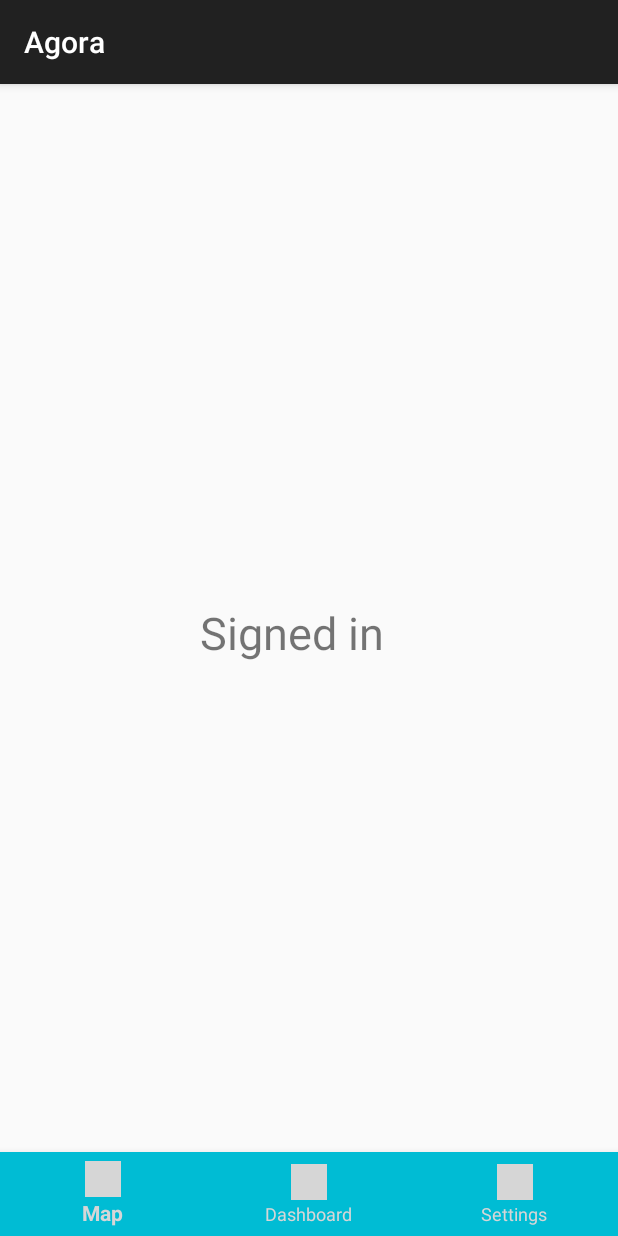
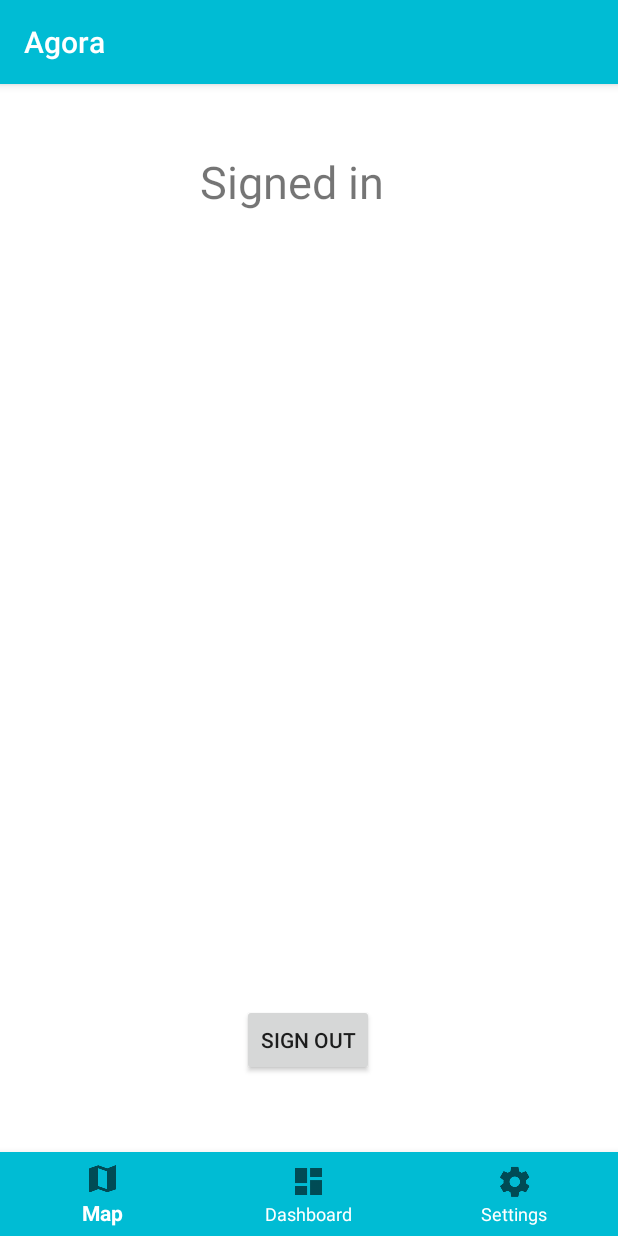
Before and after one commit to pranaymethuku/agora, an Android app: the DashboardActivity screen opened directly, with no data from a screen before it, on a phone screen of 412 x 824 dp. Run offline under Robolectric (Android 15) with nearby library versions, the phone set to English and light mode, and no system bars; 1 statement that could not run was skipped; grey boxes are pictures that could not be loaded.

Commit message:
Add icons for navigation, fix res errors

```diff
--- a/app/build.gradle
+++ b/app/build.gradle
@@ -32,5 +32,5 @@
     testImplementation 'junit:junit:4.12'
     androidTestImplementation 'com.android.support.test:runner:1.0.2'
     androidTestImplementation 'com.android.support.test.espresso:espresso-core:3.0.2'
-    implementation 'com.android.support:design:27.1.1' //Implement Support Library
+    implementation 'com.android.support:design:27.1.1'
 }
--- a/app/src/main/java/com/agora/android/agora/DashboardActivity.java
+++ b/app/src/main/java/com/agora/android/agora/DashboardActivity.java
@@ -4,19 +4,15 @@
 import android.content.Intent;
 import android.os.Bundle;
 import android.support.annotation.NonNull;
-import android.support.annotation.NonNull;
+import android.support.design.widget.BottomNavigationView;
 import android.support.v7.app.AppCompatActivity;
 import android.view.MenuItem;
 import android.view.View;
 import android.widget.Button;
 import android.widget.TextView;
 import android.widget.Toast;
-//import android.support.design.widget.BottomNavigationView;
 
 import com.google.android.gms.auth.api.signin.GoogleSignInAccount;
-import com.google.android.gms.auth.api.signin.GoogleSignInClient;
-import com.google.android.gms.tasks.OnCompleteListener;
-import com.google.android.gms.tasks.Task;
 
 public class DashboardActivity extends AppCompatActivity {
 
@@ -38,13 +34,13 @@
         super.onCreate(savedInstanceState);
         setContentView(R.layout.activity_dashboard);
 
-//        BottomNavigationView bottom_nav = (BottomNavigationView) findViewById(R.id.bottom_navigation);
-//        bottom_nav.setOnNavigationItemSelectedListener(new BottomNavigationView.OnNavigationItemSelectedListener() {
-//            @Override
-//            public boolean onNavigationItemSelected(@NonNull MenuItem item) {
-//                return false;
-//            }
-//        });
+        BottomNavigationView bottom_nav = (BottomNavigationView) findViewById(R.id.bottom_navigation);
+        bottom_nav.setOnNavigationItemSelectedListener(new BottomNavigationView.OnNavigationItemSelectedListener() {
+            @Override
+            public boolean onNavigationItemSelected(@NonNull MenuItem item) {
+                return false;
+            }
+        });
 
         GoogleSignInAccount gsiAccount = getIntent()
                 .getParcelableExtra(EXTRA_GOOGLE_ACCOUNT);
--- a/app/src/main/res/layout/activity_dashboard.xml
+++ b/app/src/main/res/layout/activity_dashboard.xml
@@ -7,7 +7,7 @@
     android:layout_height="match_parent">
 
     <TextView
-        android:id="@+id/textView"
+        android:id="@+id/welcome_message"
         android:layout_width="145dp"
         android:layout_height="77dp"
         android:layout_marginStart="8dp"
@@ -19,13 +19,35 @@
         app:layout_constraintBottom_toBottomOf="parent"
         app:layout_constraintEnd_toEndOf="parent"
         app:layout_constraintStart_toStartOf="parent"
-        app:layout_constraintTop_toTopOf="parent" />
+        app:layout_constraintTop_toTopOf="parent"
+        app:layout_constraintVertical_bias="0.054" />
+
+    <Button
+        android:id="@+id/button_sign_out"
+        android:layout_width="wrap_content"
+        android:layout_height="wrap_content"
+        android:layout_marginStart="8dp"
+        android:layout_marginTop="16dp"
+        android:layout_marginEnd="8dp"
+        android:layout_marginBottom="8dp"
+        android:text="Sign out"
+        app:layout_constraintBottom_toTopOf="@+id/bottom_navigation"
+        app:layout_constraintEnd_toEndOf="parent"
+        app:layout_constraintHorizontal_bias="0.498"
+        app:layout_constraintStart_toStartOf="parent"
+        app:layout_constraintTop_toBottomOf="@+id/welcome_message"
+        app:layout_constraintVertical_bias="0.917" />
 
     <FrameLayout
         android:id="@+id/container"
-        android:layout_width="match_parent"
-        android:layout_height="match_parent"
-        app:layout_behavior="@string/appbar_scrolling_view_behavior" />
+        android:layout_width="wrap_content"
+        android:layout_height="wrap_content"
+        android:layout_marginBottom="8dp"
+        app:layout_behavior="@string/appbar_scrolling_view_behavior"
+        app:layout_constraintBottom_toTopOf="parent"
+        app:layout_constraintEnd_toEndOf="parent"
+        app:layout_constraintStart_toStartOf="parent"
+        app:layout_constraintTop_toTopOf="parent" />
 
     <android.support.design.widget.BottomNavigationView
         android:id="@+id/bottom_navigation"
@@ -38,17 +60,7 @@
         app:layout_constraintLeft_toLeftOf="parent"
         app:layout_constraintRight_toRightOf="parent"
         app:itemBackground="@color/colorPrimary"
-        app:itemIconTint="@color/fui_bgTwitter"
-        app:itemTextColor="@color/fui_bgTwitter"
+        app:itemIconTint="@android:color/black"
+        app:itemTextColor="@android:color/primary_text_dark"
         app:menu="@menu/bottom_navigation"/>
-
-    <Button
-        android:id="@+id/button_sign_out"
-        android:layout_width="wrap_content"
-        android:layout_height="wrap_content"
-        android:layout_marginEnd="8dp"
-        android:layout_marginBottom="8dp"
-        android:text="Sign out"
-        app:layout_constraintBottom_toBottomOf="parent"
-        app:layout_constraintEnd_toEndOf="parent" />
 </android.support.constraint.ConstraintLayout>
--- a/app/src/main/res/menu/bottom_navigation.xml
+++ b/app/src/main/res/menu/bottom_navigation.xml
@@ -1,17 +1,19 @@
 <?xml version="1.0" encoding="utf-8"?>
-<menu xmlns:android="http://schemas.android.com/apk/res/android"
-    xmlns:app="http://schemas.android.com/apk/res-auto">
+<menu xmlns:tools="http://schemas.android.com/tools"
+    xmlns:android="http://schemas.android.com/apk/res/android"
+    xmlns:app="http://schemas.android.com/apk/res-auto"
+    tools:ignore="MissingDefaultResource">
 
     <item
         android:id="@+id/nav_map"
         android:title="Map"
-        android:icon="@drawable/map_icon" />
+        android:icon="@drawable/ic_map" />
     <item
         android:id="@+id/nav_dashboard"
         android:title="Dashboard"
-        android:icon="@drawable/dash_icon"/>
+        android:icon="@drawable/ic_dashboard"/>
     <item
         android:id="@+id/nav_settings"
         android:title="Settings"
-        android:icon="@drawable/settings_icon" />
+        android:icon="@drawable/ic_settings" />
 </menu>
--- a/app/src/main/res/values/colors.xml
+++ b/app/src/main/res/values/colors.xml
@@ -1,7 +1,9 @@
 <?xml version="1.0" encoding="utf-8"?>
 <resources>
     <color name="colorPrimary">#00bcd4</color>
-    <color name="colorPrimaryDark">#f0efef</color>
-    <color name="colorAccent">#e600ff</color>
+    <color name="colorPrimaryDark">#000000</color>
+    <color name="colorAccent">#0091ea</color>
     <color name="background_material_light">#c9fde6</color>
+    <color name="primary_material_dark">#00bcd4</color>
+    <color name="primary_dark_material_dark">#000000</color>
 </resources>
--- a/app/src/main/res/values/styles.xml
+++ b/app/src/main/res/values/styles.xml
@@ -4,6 +4,9 @@
     <style name="AppTheme" parent="Theme.AppCompat.Light.DarkActionBar">
         <!-- Customize your theme here. -->
 
+        <item name="android:textColorPrimaryInverse">@color/colorPrimaryDark</item>
+        <item name="android:windowBackground">@android:color/background_light</item>
+        <item name="colorAccent">@color/colorAccent</item>
     </style>
 
 </resources>
```
